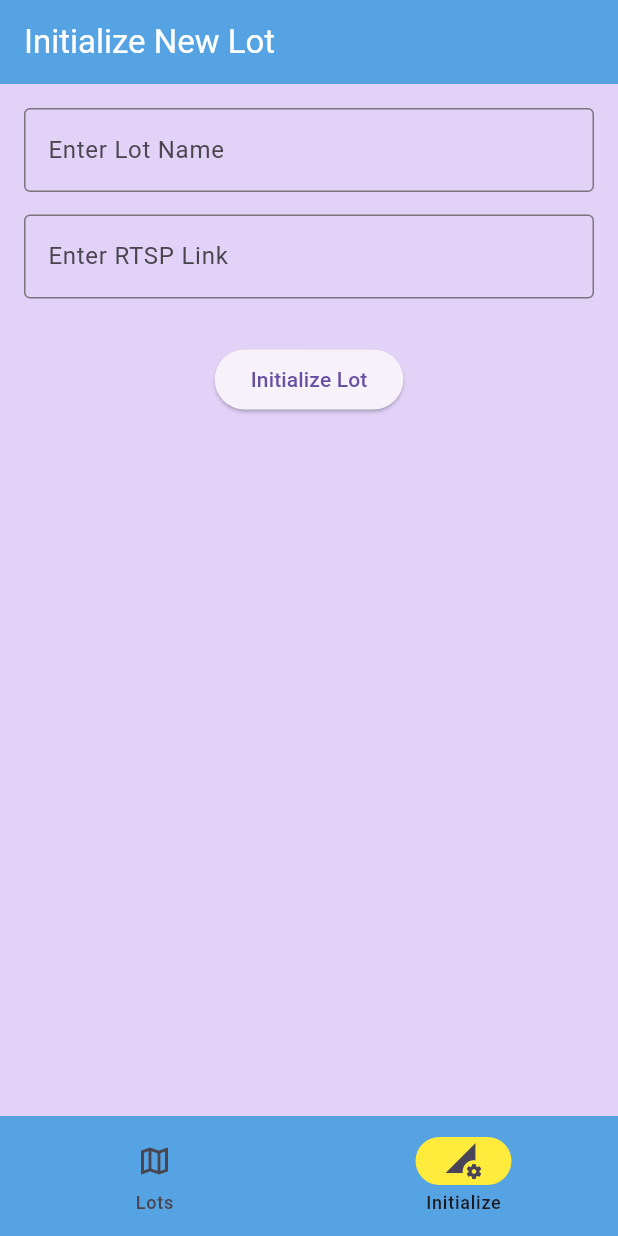
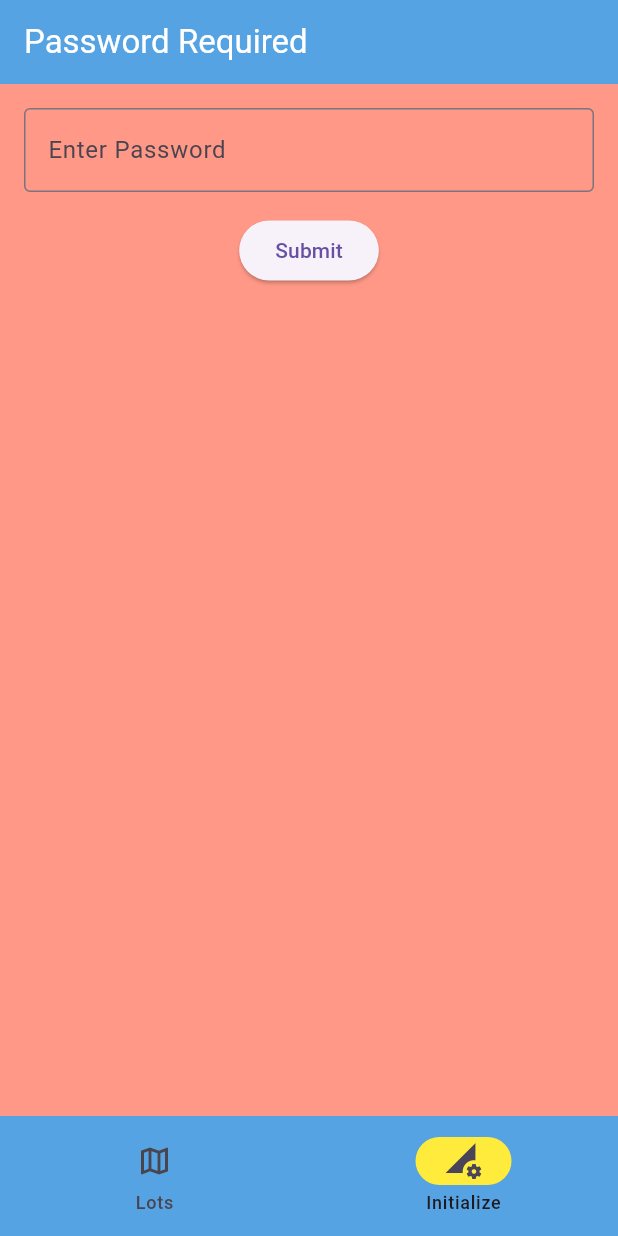
Before and after one commit to Archie619/Parking-Lot-Tracker-Analyzer, a Flutter app: the screen it shows after launch, item 2 of the bottom bar chosen, on a phone screen of 412 x 824 dp. Run offline on Flutter 3.47's test engine with Material 3 defaults, Android fonts, the phone set to English and light mode, and no system bars; network calls fail.

Commit message:
Password protection added for initialization screen. Frontend also now pulling from backend for list of lot names to display.

```diff
--- a/parkingtracker/lib/screens/initialize.dart
+++ b/parkingtracker/lib/screens/initialize.dart
@@ -16,14 +16,26 @@ class _InitializeScreenState extends State<InitializeScreen> {
   // Create text controllers to retrieve current values of text fields
   final lotNameController = TextEditingController();
   final rtspLinkController = TextEditingController();
+  final passwordController = TextEditingController();
 
   final Requests requests = Requests(); // Create Requests object to call functions to get data
+
+  bool protect = true; // whether or not to protect screen.
 
   @override
   void dispose() {
     lotNameController.dispose();
     rtspLinkController.dispose();
+    passwordController.dispose();
     super.dispose();
+  }
+
+  void submitPassword() async {
+    final password = passwordController.text;
+    if (password == "123") {
+      protect = false;
+      setState(() {}); // refresh widget
+    }
   }
 
   // Initialize lot function, called when button pressed - pull data from both text fields, then call initLot with data.
@@ -67,7 +79,9 @@ class _InitializeScreenState extends State<InitializeScreen> {
   // Build methods called anytime Flutter rebuilds UI, returns Widget
   @override
   Widget build(BuildContext context) {
-    return Scaffold(
+    return Stack (
+      children: [
+        Scaffold(
           backgroundColor: const Color.fromARGB(255, 227, 210, 248),
           appBar: AppBar(
             backgroundColor: Color.fromARGB(255, 86, 163, 227),
@@ -94,6 +108,33 @@ class _InitializeScreenState extends State<InitializeScreen> {
             ],
           )
         )
+        ),
+        if (protect) // if protect bool true -> overlay password protection
+          Scaffold(
+          backgroundColor: const Color.fromARGB(255, 255, 152, 134),
+          appBar: AppBar(
+            backgroundColor: Color.fromARGB(255, 86, 163, 227),
+            foregroundColor: Colors.white,
+            title: Text('Password Required'),
+          ),
+          body:Padding(
+            padding: const EdgeInsets.all(16.0),
+            child: Column (
+            children: [
+              TextField(
+                controller: passwordController,
+                decoration: InputDecoration(labelText: 'Enter Password', border: OutlineInputBorder()),
+              ),
+              SizedBox(height:15), // space out text fields
+              ElevatedButton(
+                onPressed: submitPassword,
+                child: Text("Submit"))
+            ],
+          )
+        )
+        )
+      ],
     );
+
   }
 }
```
Also changed, not shown: parkingtracker/lib/requests.dart (+17 -0 lines), parkingtracker/lib/screens/lots.dart (+14 -6 lines). Lines whose indentation alone changed are shown as unchanged.
